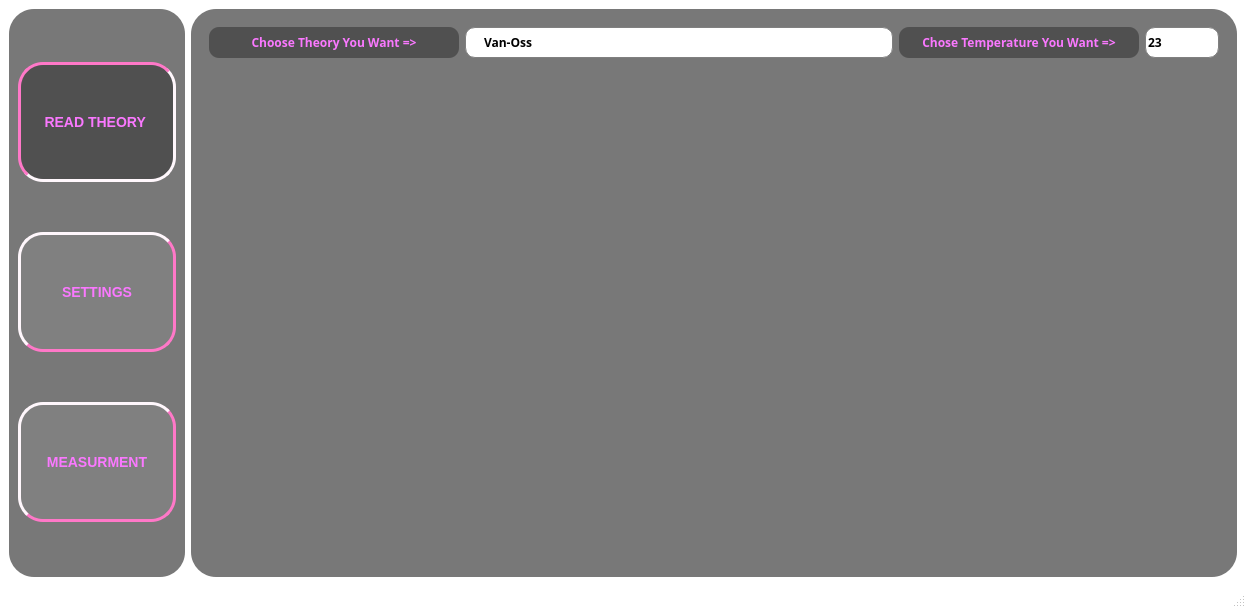
Old version of the form interfaces/MainWindow_v2.ui in the repository plailok/python_SurfaceFreeEnergy_pyqt.
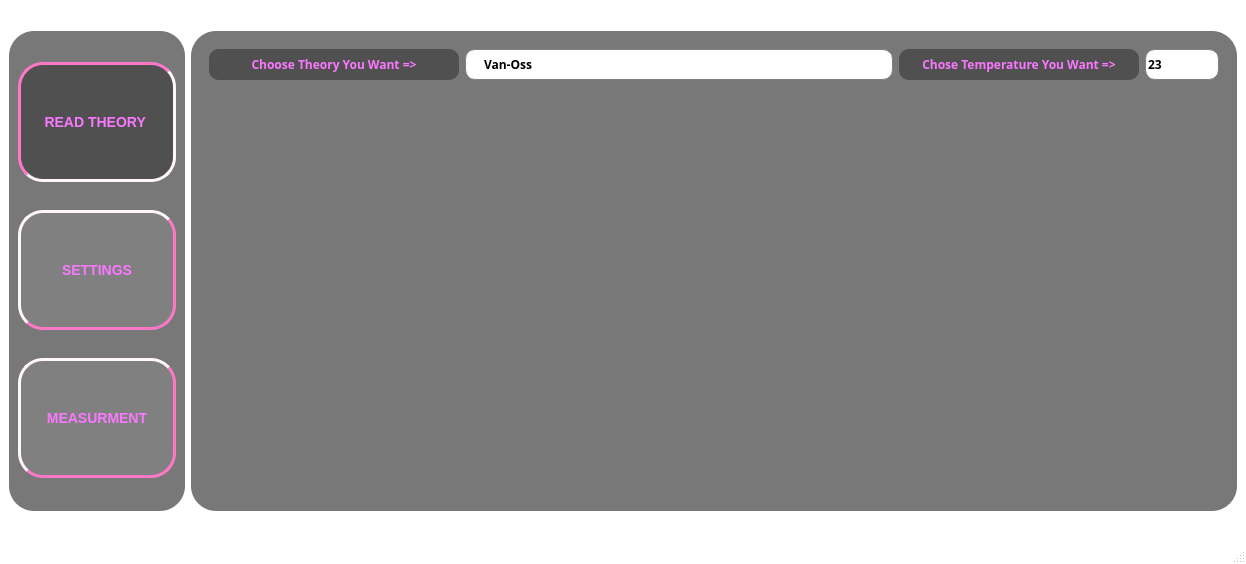
New version of the form.

Diff of the .ui file:
```diff
--- a/interfaces/MainWindow_v2.ui
+++ b/interfaces/MainWindow_v2.ui
@@ -7,7 +7,7 @@
     <x>0</x>
     <y>0</y>
     <width>1246</width>
-    <height>608</height>
+    <height>564</height>
    </rect>
   </property>
   <property name="windowTitle">
@@ -37,7 +37,7 @@
         <property name="maximumSize">
          <size>
           <width>200</width>
-          <height>16377</height>
+          <height>480</height>
          </size>
         </property>
         <property name="styleSheet">
@@ -170,6 +170,12 @@
           <height>480</height>
          </size>
         </property>
+        <property name="maximumSize">
+         <size>
+          <width>16777215</width>
+          <height>480</height>
+         </size>
+        </property>
         <property name="toolTipDuration">
          <number>1</number>
         </property>
```
Left out of the diff: 3 changed lines with no effect on the pictures.
